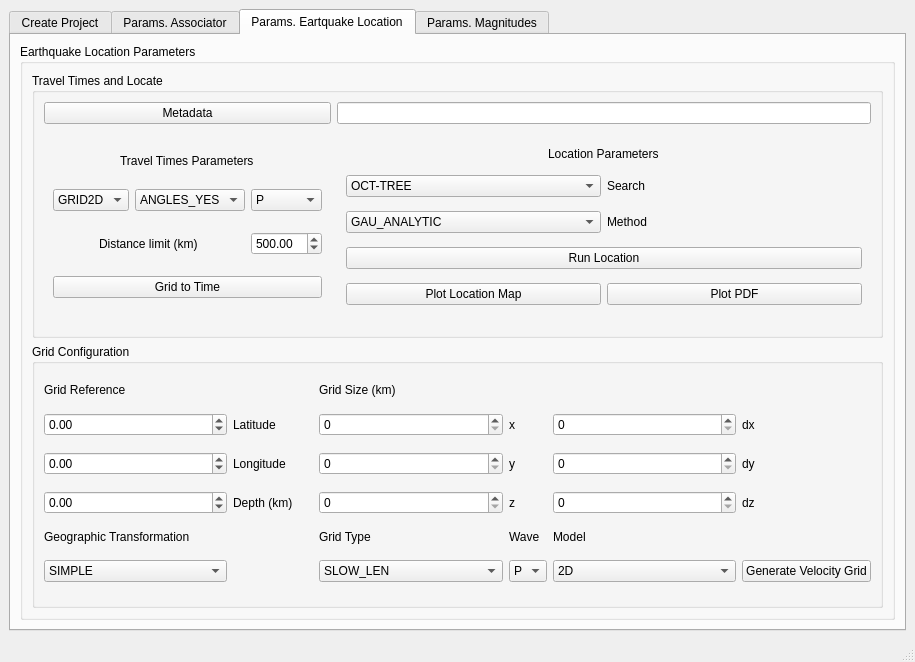
Qt form loc_flow_isp/resources/designer_uis/loc_flow.ui (rcabdia/SurfQuake) before a commit.
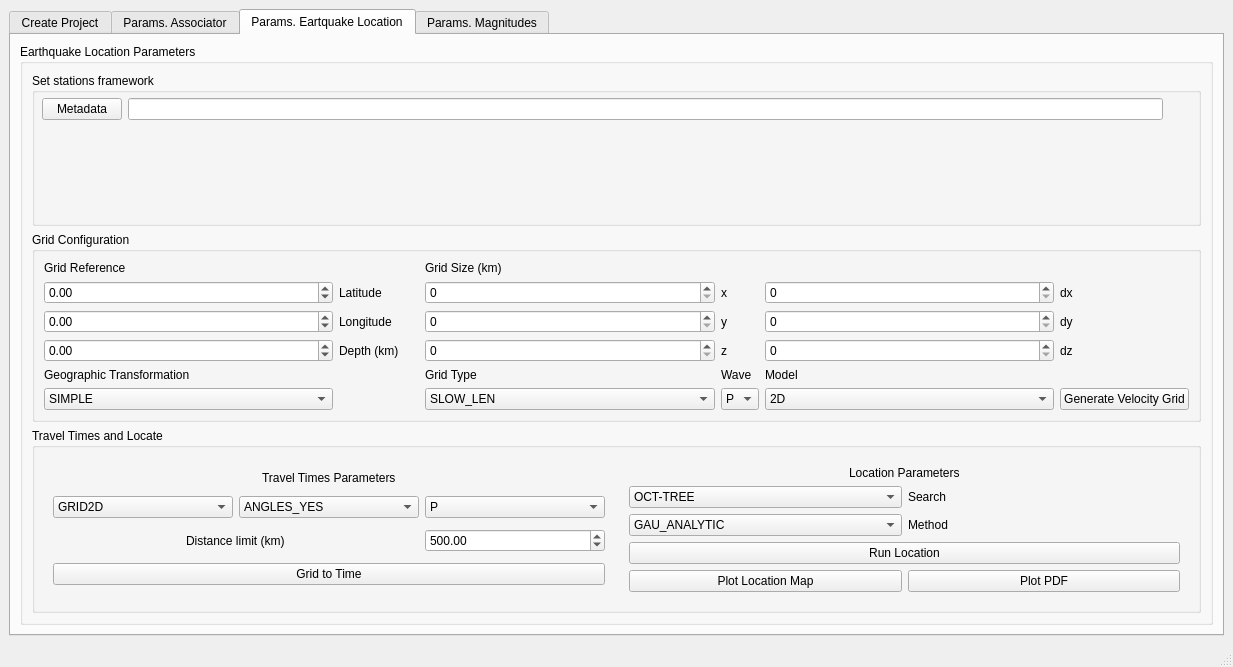
The same form after that commit.

```diff
--- a/loc_flow_isp/resources/designer_uis/loc_flow.ui
+++ b/loc_flow_isp/resources/designer_uis/loc_flow.ui
@@ -6,8 +6,8 @@
    <rect>
     <x>0</x>
     <y>0</y>
-    <width>915</width>
-    <height>662</height>
+    <width>1233</width>
+    <height>667</height>
    </rect>
   </property>
   <property name="windowTitle">
@@ -499,206 +499,35 @@
           </property>
           <layout class="QVBoxLayout" name="verticalLayout_6">
            <item>
-            <widget class="QGroupBox" name="groupBox_8">
+            <widget class="QGroupBox" name="groupBox_11">
              <property name="title">
-              <string>Travel Times and Locate</string>
+              <string>Set stations framework</string>
              </property>
-             <layout class="QGridLayout" name="gridLayout_11">
-              <item row="1" column="1">
-               <widget class="QWidget" name="widget_3" native="true">
-                <layout class="QGridLayout" name="gridLayout_5">
-                 <item row="1" column="0">
-                  <widget class="QComboBox" name="comboBox_3">
-                   <item>
-                    <property name="text">
-                     <string>OCT-TREE</string>
-                    </property>
-                   </item>
-                  </widget>
-                 </item>
-                 <item row="3" column="0" colspan="2">
-                  <widget class="QPushButton" name="runlocBtn">
-                   <property name="text">
-                    <string>Run Location</string>
-                   </property>
-                  </widget>
-                 </item>
-                 <item row="4" column="1">
-                  <widget class="QPushButton" name="plotpdfBtn">
-                   <property name="text">
-                    <string>Plot PDF</string>
-                   </property>
-                  </widget>
-                 </item>
-                 <item row="1" column="1">
-                  <widget class="QLabel" name="label_16">
-                   <property name="text">
-                    <string>Search</string>
-                   </property>
-                  </widget>
-                 </item>
-                 <item row="2" column="0">
-                  <widget class="QComboBox" name="comboBox_4">
-                   <item>
-                    <property name="text">
-                     <string>GAU_ANALYTIC</string>
-                    </property>
-                   </item>
-                   <item>
-                    <property name="text">
-                     <string>EDT</string>
-                    </property>
-                   </item>
-                   <item>
-                    <property name="text">
-                     <string>EDT_OT_WT</string>
-                    </property>
-                   </item>
-                   <item>
-                    <property name="text">
-                     <string>EDT_OTWT_ML</string>
-                    </property>
-                   </item>
-                  </widget>
-                 </item>
-                 <item row="0" column="0" colspan="2" alignment="Qt::AlignHCenter">
-                  <widget class="QLabel" name="label_15">
-                   <property name="sizePolicy">
-                    <sizepolicy hsizetype="Maximum" vsizetype="Maximum">
-                     <horstretch>0</horstretch>
-                     <verstretch>0</verstretch>
-                    </sizepolicy>
-                   </property>
-                   <property name="text">
-                    <string>Location Parameters</string>
-                   </property>
-                  </widget>
-                 </item>
-                 <item row="2" column="1">
-                  <widget class="QLabel" name="label_17">
-                   <property name="text">
-                    <string>Method</string>
-                   </property>
-                  </widget>
-                 </item>
-                 <item row="4" column="0">
-                  <widget class="QPushButton" name="plotmapBtn">
-                   <property name="text">
-                    <string>Plot Location Map</string>
-                   </property>
-                  </widget>
-                 </item>
-                </layout>
-               </widget>
-              </item>
-              <item row="1" column="0">
-               <widget class="QWidget" name="widget" native="true">
-                <property name="sizePolicy">
-                 <sizepolicy hsizetype="Minimum" vsizetype="Minimum">
-                  <horstretch>0</horstretch>
-                  <verstretch>0</verstretch>
-                 </sizepolicy>
-                </property>
-                <layout class="QGridLayout" name="gridLayout_2">
-                 <item row="3" column="2">
-                  <widget class="QDoubleSpinBox" name="distanceSB">
-                   <property name="maximum">
-                    <double>5000.000000000000000</double>
-                   </property>
-                   <property name="value">
-                    <double>500.000000000000000</double>
-                   </property>
-                  </widget>
-                 </item>
-                 <item row="5" column="0" colspan="3">
-                  <widget class="QPushButton" name="grdtimeBtn">
-                   <property name="toolTip">
-                    <string>Click to generate the Travel Times for the previously genrated velocity grid</string>
-                   </property>
-                   <property name="text">
-                    <string>Grid to Time</string>
-                   </property>
-                  </widget>
-                 </item>
-                 <item row="2" column="0">
-                  <widget class="QComboBox" name="comboBox_grid">
-                   <item>
-                    <property name="text">
-                     <string>GRID2D</string>
-                    </property>
-                   </item>
-                   <item>
-                    <property name="text">
-                     <string>GRID3D</string>
-                    </property>
-                   </item>
-                  </widget>
-                 </item>
-                 <item row="2" column="2">
-                  <widget class="QComboBox" name="comboBox_ttwave">
-                   <item>
-                    <property name="text">
-                     <string>P</string>
-                    </property>
-                   </item>
-                   <item>
-                    <property name="text">
-                     <string>S</string>
-                    </property>
-                   </item>
-                  </widget>
-                 </item>
-                 <item row="3" column="0" colspan="2" alignment="Qt::AlignHCenter">
-                  <widget class="QLabel" name="label_12">
-                   <property name="text">
-                    <string>Distance limit (km)</string>
-                   </property>
-                  </widget>
-                 </item>
-                 <item row="2" column="1">
-                  <widget class="QComboBox" name="comboBox_angles">
-                   <item>
-                    <property name="text">
-                     <string>ANGLES_YES</string>
-                    </property>
-                   </item>
-                   <item>
-                    <property name="text">
-                     <string>ANGLES_NO</string>
-                    </property>
-                   </item>
-                  </widget>
-                 </item>
-                 <item row="0" column="0" colspan="3" alignment="Qt::AlignHCenter">
-                  <widget class="QLabel" name="label_24">
-                   <property name="sizePolicy">
-                    <sizepolicy hsizetype="Preferred" vsizetype="Maximum">
-                     <horstretch>0</horstretch>
-                     <verstretch>0</verstretch>
-                    </sizepolicy>
-                   </property>
-                   <property name="text">
-                    <string>Travel Times Parameters</string>
-                   </property>
-                  </widget>
-                 </item>
-                </layout>
-               </widget>
-              </item>
-              <item row="0" column="0">
-               <widget class="QPushButton" name="stationsBtn">
-                <property name="toolTip">
-                 <string>Set the metadata file whre the algorithm wil extract the stations coordinates to locate the event.</string>
-                </property>
-                <property name="text">
-                 <string>Metadata</string>
-                </property>
-               </widget>
-              </item>
-              <item row="0" column="1">
-               <widget class="QLineEdit" name="stationsPath"/>
-              </item>
-             </layout>
+             <widget class="QWidget" name="">
+              <property name="geometry">
+               <rect>
+                <x>10</x>
+                <y>20</y>
+                <width>1121</width>
+                <height>33</height>
+               </rect>
+              </property>
+              <layout class="QHBoxLayout" name="horizontalLayout">
+               <item>
+                <widget class="QPushButton" name="stationsBtn">
+                 <property name="toolTip">
+                  <string>Set the metadata file whre the algorithm wil extract the stations coordinates to locate the event.</string>
+                 </property>
+                 <property name="text">
+                  <string>Metadata</string>
+                 </property>
+                </widget>
+               </item>
+               <item>
+                <widget class="QLineEdit" name="stationsPath"/>
+               </item>
+              </layout>
+             </widget>
             </widget>
            </item>
            <item>
@@ -1079,6 +908,196 @@
              </layout>
             </widget>
            </item>
+           <item>
+            <widget class="QGroupBox" name="groupBox_8">
+             <property name="title">
+              <string>Travel Times and Locate</string>
+             </property>
+             <layout class="QGridLayout" name="gridLayout_11">
+              <item row="1" column="0">
+               <widget class="QWidget" name="widget" native="true">
+                <property name="sizePolicy">
+                 <sizepolicy hsizetype="Minimum" vsizetype="Minimum">
+                  <horstretch>0</horstretch>
+                  <verstretch>0</verstretch>
+                 </sizepolicy>
+                </property>
+                <layout class="QGridLayout" name="gridLayout_2">
+                 <item row="3" column="2">
+                  <widget class="QDoubleSpinBox" name="distanceSB">
+                   <property name="maximum">
+                    <double>5000.000000000000000</double>
+                   </property>
+                   <property name="value">
+                    <double>500.000000000000000</double>
+                   </property>
+                  </widget>
+                 </item>
+                 <item row="5" column="0" colspan="3">
+                  <widget class="QPushButton" name="grdtimeBtn">
+                   <property name="toolTip">
+                    <string>Click to generate the Travel Times for the previously genrated velocity grid</string>
+                   </property>
+                   <property name="text">
+                    <string>Grid to Time</string>
+                   </property>
+                  </widget>
+                 </item>
+                 <item row="2" column="0">
+                  <widget class="QComboBox" name="comboBox_grid">
+                   <item>
+                    <property name="text">
+                     <string>GRID2D</string>
+                    </property>
+                   </item>
+                   <item>
+                    <property name="text">
+                     <string>GRID3D</string>
+                    </property>
+                   </item>
+                  </widget>
+                 </item>
+                 <item row="2" column="2">
+                  <widget class="QComboBox" name="comboBox_ttwave">
+                   <item>
+                    <property name="text">
+                     <string>P</string>
+                    </property>
+                   </item>
+                   <item>
+                    <property name="text">
+                     <string>S</string>
+                    </property>
+                   </item>
+                  </widget>
+                 </item>
+                 <item row="3" column="0" colspan="2" alignment="Qt::AlignHCenter">
+                  <widget class="QLabel" name="label_12">
+                   <property name="text">
+                    <string>Distance limit (km)</string>
+                   </property>
+                  </widget>
+                 </item>
+                 <item row="2" column="1">
+                  <widget class="QComboBox" name="comboBox_angles">
+                   <item>
+                    <property name="text">
+                     <string>ANGLES_YES</string>
+                    </property>
+                   </item>
+                   <item>
+                    <property name="text">
+                     <string>ANGLES_NO</string>
+                    </property>
+                   </item>
+                  </widget>
+                 </item>
+                 <item row="0" column="0" colspan="3" alignment="Qt::AlignHCenter">
+                  <widget class="QLabel" name="label_24">
+                   <property name="sizePolicy">
+                    <sizepolicy hsizetype="Preferred" vsizetype="Maximum">
+                     <horstretch>0</horstretch>
+                     <verstretch>0</verstretch>
+                    </sizepolicy>
+                   </property>
+                   <property name="text">
+                    <string>Travel Times Parameters</string>
+                   </property>
+                  </widget>
+                 </item>
+                </layout>
+               </widget>
+              </item>
+              <item row="1" column="1">
+               <widget class="QWidget" name="widget_3" native="true">
+                <layout class="QGridLayout" name="gridLayout_5">
+                 <item row="1" column="0">
+                  <widget class="QComboBox" name="comboBox_3">
+                   <item>
+                    <property name="text">
+                     <string>OCT-TREE</string>
+                    </property>
+                   </item>
+                  </widget>
+                 </item>
+                 <item row="3" column="0" colspan="2">
+                  <widget class="QPushButton" name="runlocBtn">
+                   <property name="text">
+                    <string>Run Location</string>
+                   </property>
+                  </widget>
+                 </item>
+                 <item row="4" column="1">
+                  <widget class="QPushButton" name="plotpdfBtn">
+                   <property name="text">
+                    <string>Plot PDF</string>
+                   </property>
+                  </widget>
+                 </item>
+                 <item row="1" column="1">
+                  <widget class="QLabel" name="label_16">
+                   <property name="text">
+                    <string>Search</string>
+                   </property>
+                  </widget>
+                 </item>
+                 <item row="2" column="0">
+                  <widget class="QComboBox" name="comboBox_4">
+                   <item>
+                    <property name="text">
+                     <string>GAU_ANALYTIC</string>
+                    </property>
+                   </item>
+                   <item>
+                    <property name="text">
+                     <string>EDT</string>
+                    </property>
+                   </item>
+                   <item>
+                    <property name="text">
+                     <string>EDT_OT_WT</string>
+                    </property>
+                   </item>
+                   <item>
+                    <property name="text">
+                     <string>EDT_OTWT_ML</string>
+                    </property>
+                   </item>
+                  </widget>
+                 </item>
+                 <item row="0" column="0" colspan="2" alignment="Qt::AlignHCenter">
+                  <widget class="QLabel" name="label_15">
+                   <property name="sizePolicy">
+                    <sizepolicy hsizetype="Maximum" vsizetype="Maximum">
+                     <horstretch>0</horstretch>
+                     <verstretch>0</verstretch>
+                    </sizepolicy>
+                   </property>
+                   <property name="text">
+                    <string>Location Parameters</string>
+                   </property>
+                  </widget>
+                 </item>
+                 <item row="2" column="1">
+                  <widget class="QLabel" name="label_17">
+                   <property name="text">
+                    <string>Method</string>
+                   </property>
+                  </widget>
+                 </item>
+                 <item row="4" column="0">
+                  <widget class="QPushButton" name="plotmapBtn">
+                   <property name="text">
+                    <string>Plot Location Map</string>
+                   </property>
+                  </widget>
+                 </item>
+                </layout>
+               </widget>
+              </item>
+             </layout>
+            </widget>
+           </item>
           </layout>
          </widget>
         </item>
```
Left out of the diff: 22 changed lines with no effect on the pictures.
